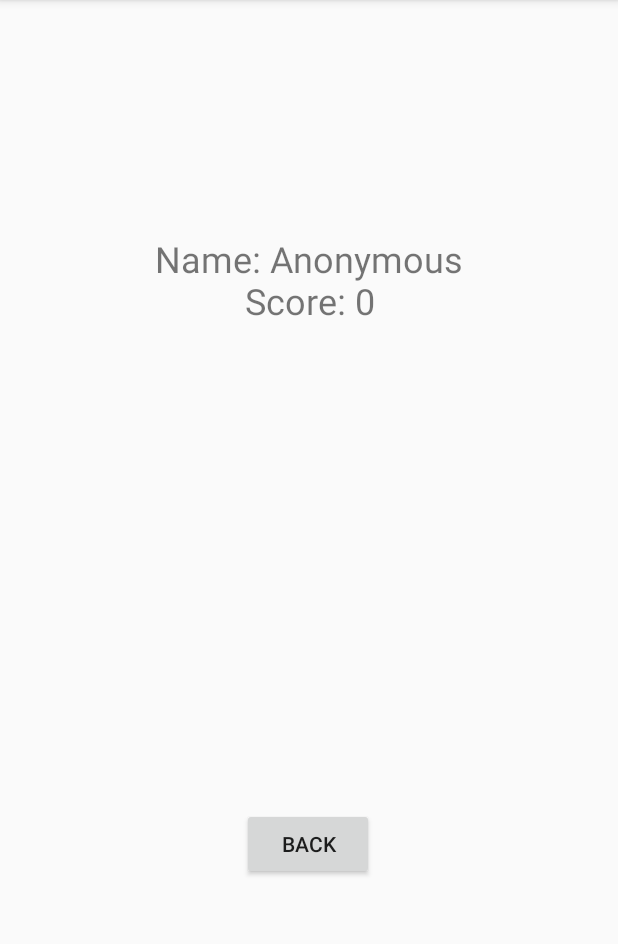
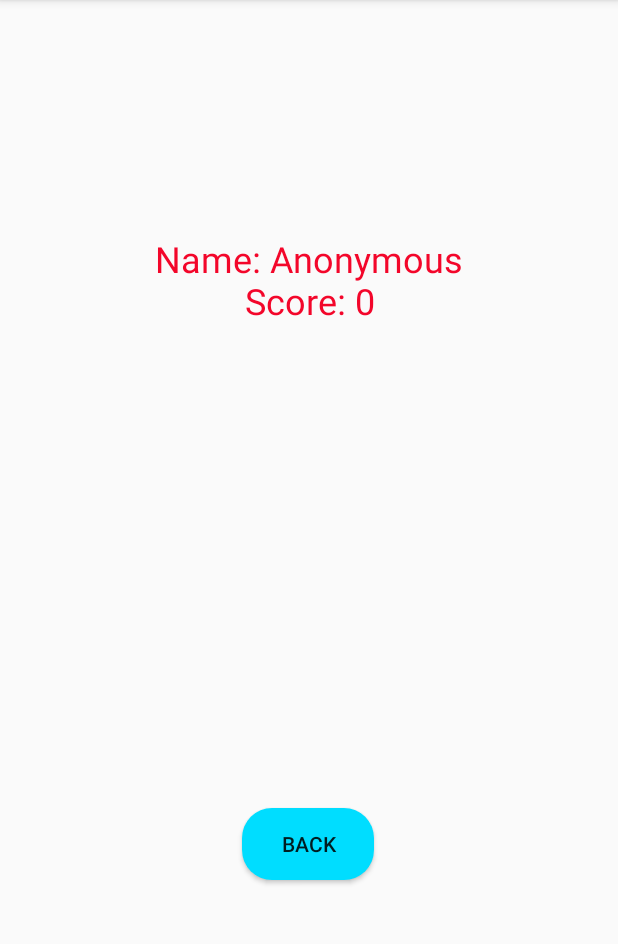
Before and after one commit to justarandomcontributor/jumping-jack, an Android app: the screen it shows after launch (HighScore), in the options menu, after a tap on "Highscore", on a phone screen of 412 x 824 dp, the part 84-1028 px from its top. Run offline under Robolectric (Android 15) with nearby library versions, the phone set to English and light mode, and no system bars.

Commit message:
Some visual changes.

```diff
--- a/app/src/main/java/com/example/jumpingjack/MainActivity.kt
+++ b/app/src/main/java/com/example/jumpingjack/MainActivity.kt
@@ -27,7 +27,7 @@ class MainActivity : AppCompatActivity() {
     lateinit var score: TextView
     lateinit var timer: TextView
 
-    lateinit var button: Button
+    lateinit var start: Button
 
     lateinit var image: ImageView
     lateinit var image2: ImageView
@@ -52,8 +52,9 @@ class MainActivity : AppCompatActivity() {
 
         sharedPreferences = getSharedPreferences(shared, Context.MODE_PRIVATE)
 
-        button = findViewById(R.id.button)
+        start = findViewById(R.id.start)
         score = findViewById(R.id.Score)
+        timer = findViewById(R.id.Timer)
 
         image = findViewById(R.id.image_random)
         image2 = findViewById(R.id.image_random2)
@@ -87,17 +88,19 @@ class MainActivity : AppCompatActivity() {
         image14.setOnClickListener { update() }
         image15.setOnClickListener { update() }
 
-        button.setOnClickListener { play() }
+        start.setOnClickListener { play() }
 
     }
 
     private fun play() {
         this.point = 0
 
+        score.visibility = View.VISIBLE
+        timer.visibility = View.VISIBLE
         this.score.text = "Score: $point"
 
-        button.visibility = View.GONE
-        var random = (0..15).random()
+        start.visibility = View.GONE
+        var random = (0..14).random()
 
         score = findViewById(R.id.Score)
         this.timer = findViewById(R.id.Timer)
@@ -155,7 +158,7 @@ class MainActivity : AppCompatActivity() {
                     }
 
                     override fun onFinish() {
-                        timer.text = "Stopped!"
+                        timer.text = "Timeout!"
 
                         when (random) {
                             0 -> image.visibility = View.GONE
@@ -175,7 +178,7 @@ class MainActivity : AppCompatActivity() {
                             14 -> image15.visibility = View.GONE
                         }
                         savescore()
-                        button.visibility = View.VISIBLE
+                        start.visibility = View.VISIBLE
                     }
                 }.start()
 
--- /dev/null
+++ b/app/src/main/res/drawable/rounded_corners.xml
@@ -0,0 +1,9 @@
+<?xml version="1.0" encoding="utf-8"?>
+<selector xmlns:android="http://schemas.android.com/apk/res/android">
+    <item>
+        <shape xmlns:android="http://schemas.android.com/apk/res/android" android:shape="rectangle">
+            <solid android:color="@android:color/holo_blue_bright" />
+            <corners android:radius="20dp" />
+        </shape>
+    </item>
+</selector>
--- a/app/src/main/res/layout/activity_about_author.xml
+++ b/app/src/main/res/layout/activity_about_author.xml
@@ -23,6 +23,7 @@
         android:layout_width="wrap_content"
         android:layout_height="wrap_content"
         android:text="Back"
+        android:background="@drawable/rounded_corners"
         app:layout_constraintBottom_toBottomOf="parent"
         app:layout_constraintEnd_toEndOf="parent"
         app:layout_constraintHorizontal_bias="0.498"
--- a/app/src/main/res/layout/activity_high_score.xml
+++ b/app/src/main/res/layout/activity_high_score.xml
@@ -12,6 +12,7 @@
         android:layout_height="wrap_content"
         android:gravity="center_horizontal"
         android:textSize="24sp"
+        android:textColor="#F3062A"
         app:layout_constraintBottom_toBottomOf="parent"
         app:layout_constraintEnd_toEndOf="parent"
         app:layout_constraintHorizontal_bias="1.0"
@@ -52,6 +53,7 @@
         android:layout_height="wrap_content"
         android:text="Save"
         android:visibility="gone"
+        android:background="@drawable/rounded_corners"
         app:layout_constraintBottom_toBottomOf="parent"
         app:layout_constraintEnd_toEndOf="parent"
         app:layout_constraintHorizontal_bias="0.498"
@@ -64,6 +66,7 @@
         android:id="@+id/back"
         android:layout_width="wrap_content"
         android:layout_height="wrap_content"
+        android:background="@drawable/rounded_corners"
         android:text="Back"
         app:layout_constraintBottom_toBottomOf="parent"
         app:layout_constraintEnd_toEndOf="parent"
```
Also changed, not shown: app/src/main/res/layout/activity_main.xml (+6 -2 lines).
